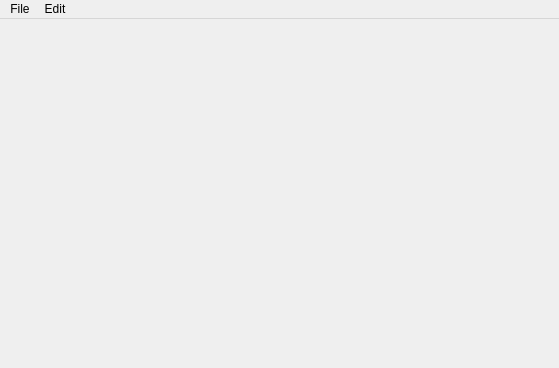
Qt form mainwindow.ui (PritiShaw/Text-Editor) before a commit.
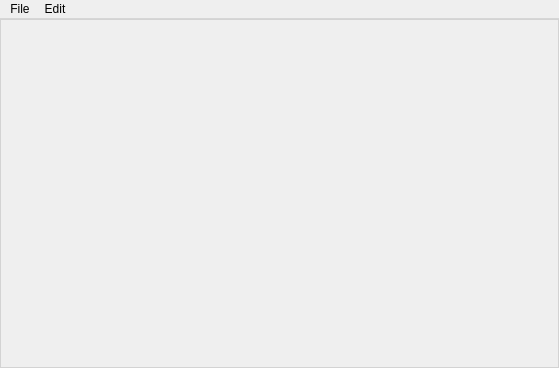
The same form after that commit.

Commit message: Set margin

What changed in the file:
```diff
--- a/mainwindow.ui
+++ b/mainwindow.ui
@@ -45,11 +45,16 @@
        <bool>false</bool>
       </property>
       <property name="styleSheet">
-       <string notr="true">background-color:&quot;White&quot;</string>
+       <string notr="true">background-color:&quot;White&quot;;
+padding:2;
+border: 1px solid lightgrey</string>
       </property>
       <property name="text">
        <string/>
       </property>
+      <property name="alignment">
+       <set>Qt::AlignLeading|Qt::AlignLeft|Qt::AlignTop</set>
+      </property>
      </widget>
     </item>
    </layout>
```
Left out of the diff: 2 changed lines with no effect on the pictures.
